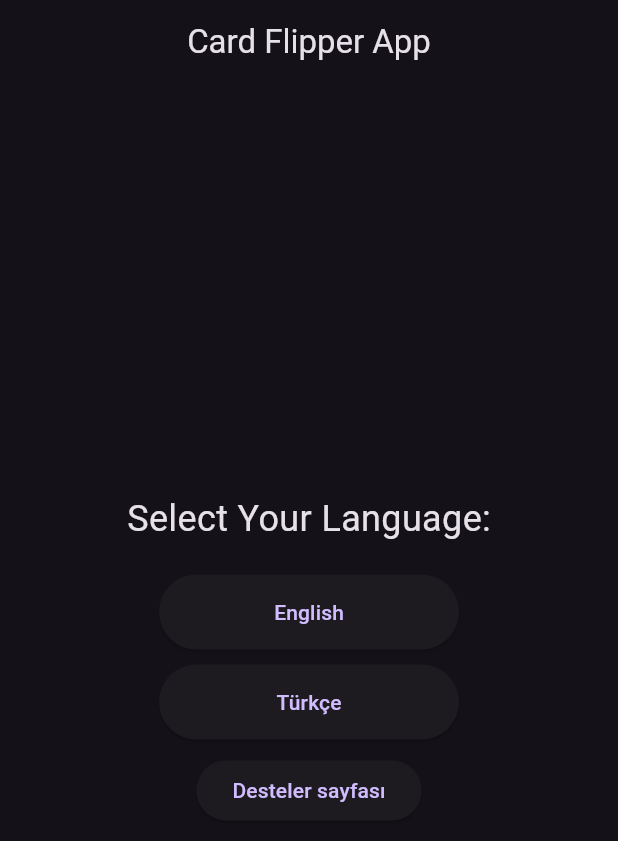
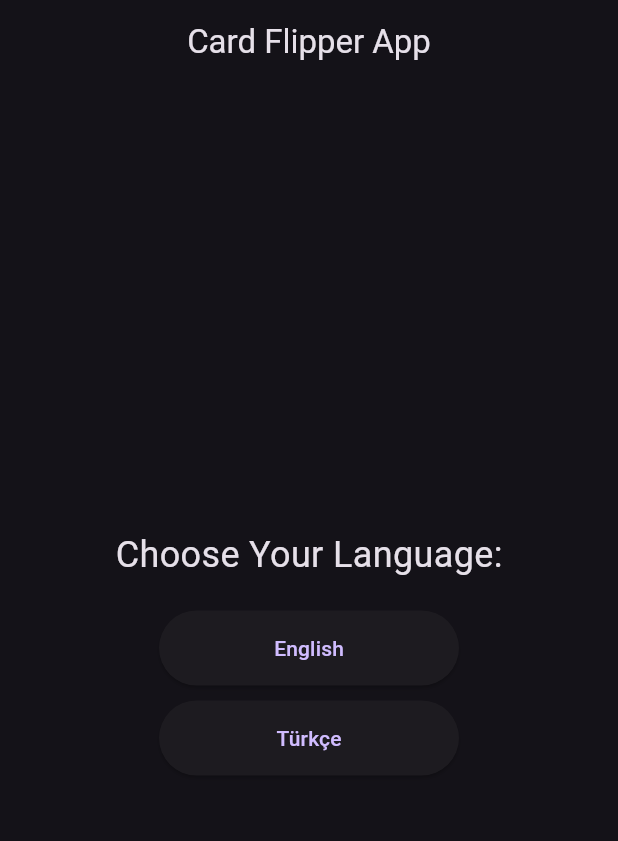
Before and after one commit to Segelll/PolyDeck, a Flutter app: the screen it shows after launch, on a phone screen of 412 x 824 dp. Shown: the top 841 px of the screen. Run offline on Flutter 3.47's test engine with Material 3 defaults, Android fonts, the phone set to English and light mode, and no system bars.

Commit message:
0.2.0b small fix

```diff
--- a/lib/language_selection_page.dart
+++ b/lib/language_selection_page.dart
@@ -19,7 +19,7 @@ class LanguageSelectionPage extends StatelessWidget {
             children: [
               const Spacer(),
               const Text(
-                'Select Your Language:',
+                'Choose Your Language:',
                 style: TextStyle(fontSize: 24),
               ),
               const SizedBox(height: 20),
@@ -51,15 +51,7 @@ class LanguageSelectionPage extends StatelessWidget {
               ),
               const SizedBox(height: 10),
 
-              ElevatedButton(
-                onPressed: () {
-                  Navigator.push(
-                    context,
-                    MaterialPageRoute(builder: (context) => const DecksPage()),
-                  );
-                },
-                child: const Text("Desteler sayfası"),
-              ),
+
               const Spacer(),
             ],
           ),
```
